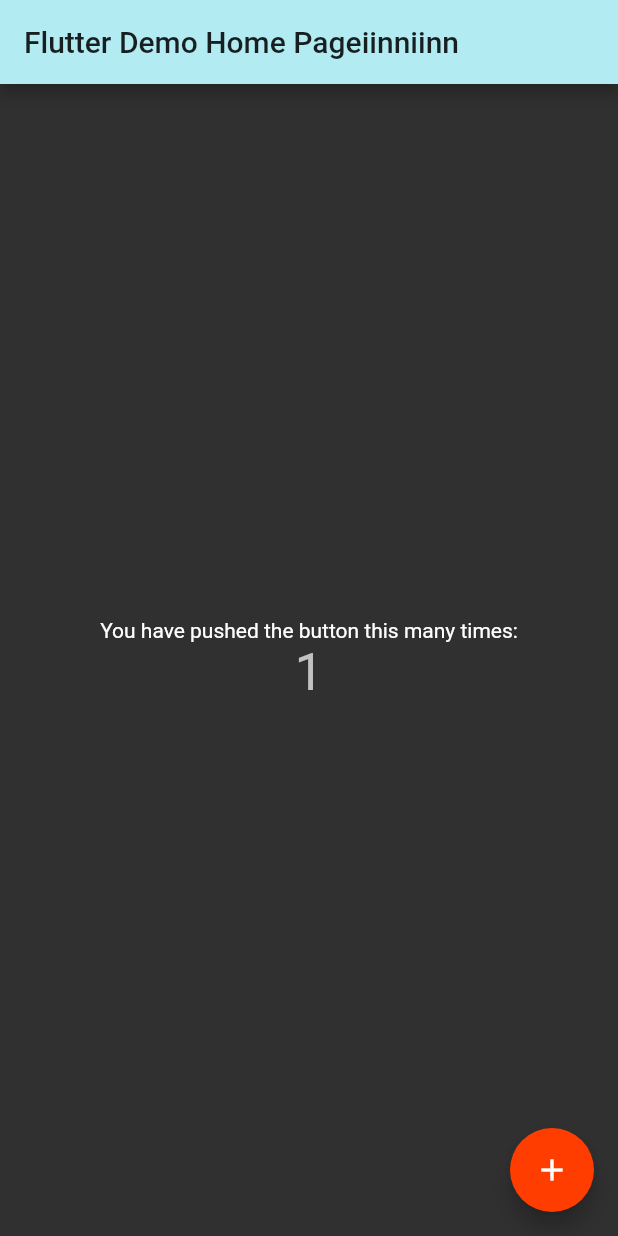
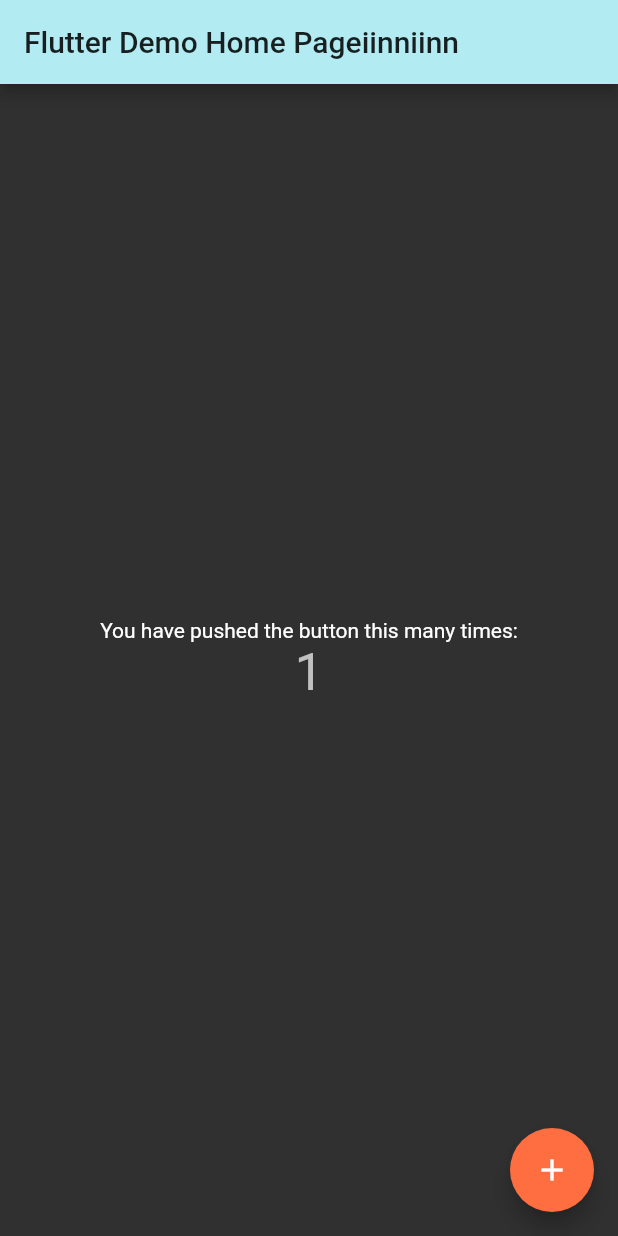
Before and after one commit to wonminchoel/github_sohard, a Flutter app: the screen it shows after launch, on a phone screen of 412 x 824 dp. Run offline on Flutter 3.47's test engine with Material 2 defaults, Android fonts, the phone set to English and light mode, and no system bars.

Commit message:
pull error fix try 2

```diff
--- a/lib/main.dart
+++ b/lib/main.dart
@@ -12,7 +12,7 @@ class MyApp extends StatelessWidget {
       title: 'Flutter Demo123',
       theme: ThemeData(
         brightness: Brightness.dark,
-        accentColor:  Colors.deepOrangeAccent[400],
+        accentColor:  Colors.deepOrangeAccent[200],
         primarySwatch: Colors.cyan,//음영차이를 자동으로 지정
         primaryColor: Colors.cyan[100],//음영을 고정하여 지정
 
```
